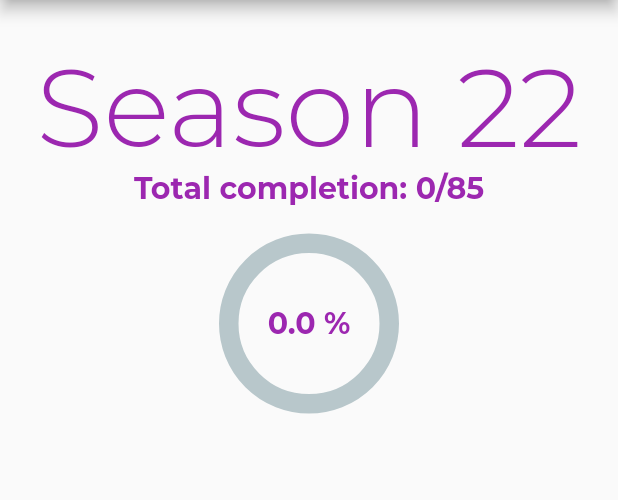
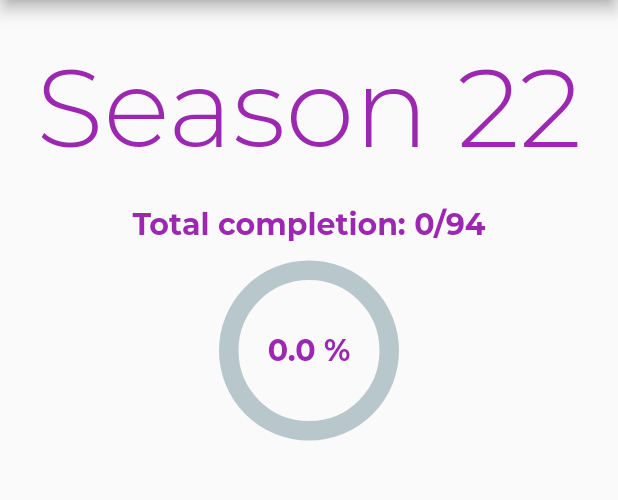
Before and after one commit to jebstern/journey-tracker, a Flutter app: the screen it shows after launch, on a phone screen of 412 x 824 dp, the part 84-584 px from its top. Run offline on Flutter 3.47's test engine with Material 2 defaults, Android fonts, the phone set to English and light mode, and no system bars; drawn by our look-alikes of percent_indicator; our stand-ins replace get, sqflite; accounts and stored records are empty; statements that could not run were skipped.

Commit message:
Misc changes

```diff
--- a/lib/pages/chapter_page.dart
+++ b/lib/pages/chapter_page.dart
@@ -41,7 +41,7 @@ class ChapterWidgetState extends State<ChapterWidget> {
                 child: Padding(
                   padding: const EdgeInsets.all(18.0),
                   child: Text(
-                    controller.chapter == null ? "" : controller.chapter.reward,
+                    controller.selectedChapter == null ? "" : controller.selectedChapter.reward,
                     style: TextStyle(
                       fontSize: 22,
                     ),
@@ -80,7 +80,7 @@ class ChapterWidgetState extends State<ChapterWidget> {
 
   List<Widget> _challengesWidget(Controller controller) {
     // If no challenges yet exists for chapter OR current chapter is differnet than previously selected chapter
-    if (controller.selectedChapterChallenges == null || (controller.chapter != null && controller.chapter.title != widget.chapter)) {
+    if (controller.selectedChapterChallenges == null || (controller.selectedChapter != null && controller.selectedChapter.title != widget.chapter)) {
       return [];
     } else {
       return controller.selectedChapterChallenges.map((Challenge challenge) {
--- a/lib/pages/home_page.dart
+++ b/lib/pages/home_page.dart
@@ -24,15 +24,26 @@ class _HomePageState extends State<HomePage> {
       body: GetBuilder<Controller>(
         builder: (controller) => Padding(
           padding: const EdgeInsets.all(24.0),
-          child: Container(
+          child: controller.initialised == false
+              ? Center(
+                  child: Column(
+                    mainAxisSize: MainAxisSize.min,
+                    children: [
+                      Padding(
+                        padding: const EdgeInsets.only(bottom: 12),
+                        child: Text("Loading Season Journey data..."),
+                      ),
+                      CircularProgressIndicator(value: null),
+                    ],
+                  ),
+                )
+              : Container(
                   width: double.infinity,
                   child: Column(
                     mainAxisSize: MainAxisSize.max,
                     crossAxisAlignment: CrossAxisAlignment.center,
                     children: [
-                controller.title == null
-                    ? Container()
-                    : Container(
+                      Container(
                         width: double.infinity,
                         child: FittedBox(
                           fit: BoxFit.fitWidth,
@@ -44,7 +55,9 @@ class _HomePageState extends State<HomePage> {
                           ),
                         ),
                       ),
-                CircularPercentIndicator(
+                      Padding(
+                        padding: const EdgeInsets.only(top: 24),
+                        child: CircularPercentIndicator(
                           radius: 120.0,
                           lineWidth: 13.0,
                           animation: true,
@@ -61,9 +74,9 @@ class _HomePageState extends State<HomePage> {
                           circularStrokeCap: CircularStrokeCap.round,
                           progressColor: Colors.purple,
                           header: Padding(
-                    padding: const EdgeInsets.only(bottom: 18),
+                            padding: const EdgeInsets.only(bottom: 12),
                             child: Text(
-                      "Total completion: ${controller.amountChecked}/85",
+                              "Total completion: ${controller.amountChecked}/${c.maxChallengesAmount}",
                               style: const TextStyle(
                                 color: Colors.purple,
                                 fontWeight: FontWeight.bold,
@@ -72,7 +85,7 @@ class _HomePageState extends State<HomePage> {
                             ),
                           ),
                         ),
-                SizedBox(height: 18),
+                      ),
                     ],
                   ),
                 ),
@@ -102,8 +115,8 @@ class _HomePageState extends State<HomePage> {
 
     items.add(
       UserAccountsDrawerHeader(
-        accountName: Text("D3 Seasonal Journey tracker"),
-        accountEmail: Text("Total completion: ${c.amountChecked}/85"),
+        accountName: Text("D3 Season Journey tracker"),
+        accountEmail: Text("Total completion: ${c.amountChecked}/${c.maxChallengesAmount}"),
       ),
     );
 
```
Also changed, not shown: lib/controller/controller.dart (+14 -9 lines), 1 other file. Lines whose indentation alone changed are shown as unchanged.
